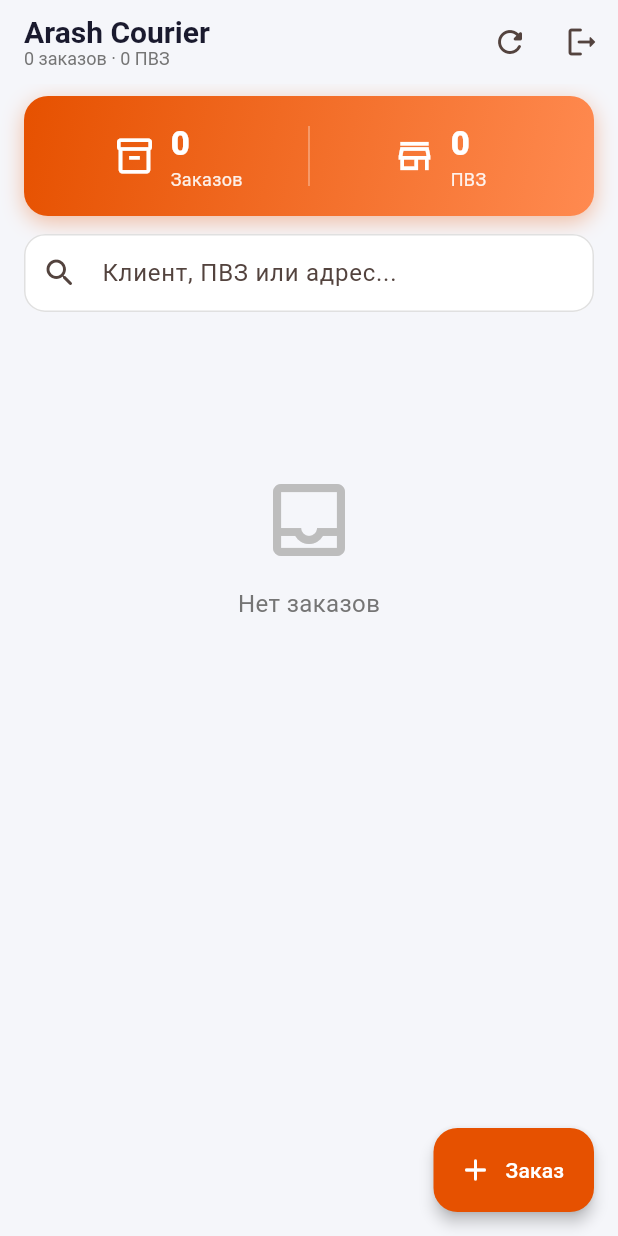
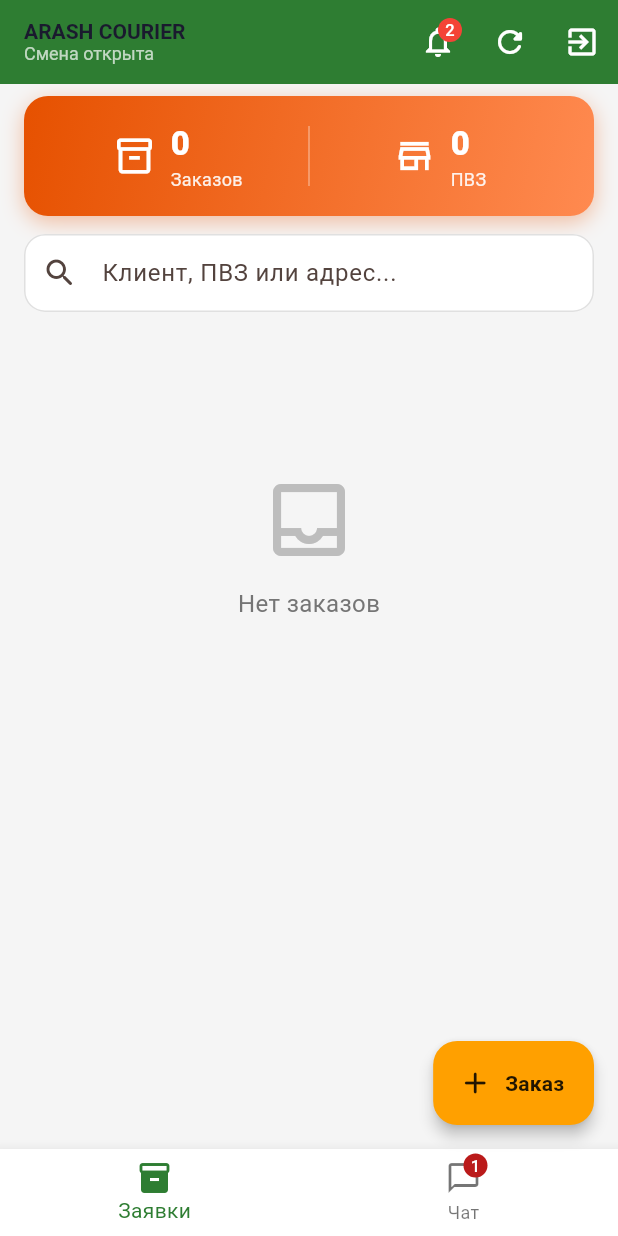
Before and after one commit to babymaxMAX/arash-courier, a Flutter app: the HomeScreen screen opened directly, on a phone screen of 412 x 824 dp. Run offline on Flutter 3.47's test engine with Material 3 defaults, Android fonts, the phone set to English and light mode, and no system bars; our stand-ins replace image_picker, supabase_flutter; missing offline and left inert: mobile_scanner; accounts and stored records are empty.

Commit message:
Add structure 1

```diff
--- a/lib/models/order_model.dart
+++ b/lib/models/order_model.dart
@@ -1,33 +1,32 @@
 // Immutable-модель одного заказа курьера (данные из Supabase / UI).
 class OrderModel {
-  final String id; // UUID или строковый id строки в таблице orders.
-  final DateTime dateCreated; // Когда заказ создан (сортировка «новые сверху»).
-  final DateTime dateUpdated; // Последнее изменение (конфликты синхронизации).
+  final String id;
+  final DateTime dateCreated;
+  final DateTime dateUpdated;
 
-  final String companyName; // Название ПВЗ / компании-отправителя.
-  final String companyAddress; // Адрес точки выдачи / сбора.
-  final String responsiblePerson; // Курьер или менеджер, закреплённый за адресом.
+  final String companyName;
+  final String companyAddress;
+  final String responsiblePerson;
 
-  final String clientName; // ФИО или имя получателя.
-  final String deliveryCity; // Город доставки (группировка на HomeScreen).
+  final String clientName;
+  final String deliveryCity;
 
-  final String pvzQrCode; // QR со склада / ПВЗ (текст или URL).
-  final String clientQrCode; // QR, отсканированный у клиента.
-  final String urlPhoto; // Публичная ссылка на фото посылки в Storage.
+  final String pvzQrCode;
+  final String clientQrCode;
+  final String urlPhoto;
 
-  final String status; // Статус на русском после _translateStatus.
-  final String? comment; // Заметка курьера (может быть null).
-  final String? cancelReason; // Причина отмены/отложения (может быть null).
+  final String status;
+  final String? comment;
+  final String? cancelReason;
 
-  final double clientPayment; // Сумма оплаты за товар.
-  final double debtAmount; // Долг клиента.
-  final double deliveryPrice; // Стоимость доставки.
-  final double pointsDeduction; // Списание бонусных баллов.
+  final double clientPayment;
+  final double debtAmount;
+  final double deliveryPrice;
+  final double pointsDeduction;
 
-  // Итог к оплате: товар + долг + доставка − баллы.
-  double get totalAmount => (clientPayment + debtAmount + deliveryPrice) - pointsDeduction;
+  double get totalAmount =>
+      (clientPayment + debtAmount + deliveryPrice) - pointsDeduction;
 
-  // Именованный конструктор: все обязательные поля через required.
   OrderModel({
     required this.id,
     required this.dateCreated,
@@ -49,7 +48,6 @@ class OrderModel {
     required this.pointsDeduction,
   });
 
-  // Копия объекта с подстановкой только переданных полей (остальные из this).
   OrderModel copyWith({
     String? id,
     DateTime? dateCreated,
@@ -92,16 +90,17 @@ class OrderModel {
     );
   }
 
-  // Фабрика: создаёт OrderModel из Map (строка JSON из PostgREST).
   factory OrderModel.fromJson(Map<String, dynamic> json) {
     return OrderModel(
-      id: json['id'] ?? 'ОШИБКА_ID',
+      id: json['id']?.toString() ?? 'ОШИБКА_ID',
       dateCreated: json['date_created'] != null
           ? DateTime.parse(json['date_created'])
           : DateTime.now(),
       dateUpdated: json['updated_at'] != null
           ? DateTime.parse(json['updated_at'])
-          : DateTime.now(),
+          : (json['date_updated'] != null
+              ? DateTime.parse(json['date_updated'])
+              : DateTime.now()),
       companyName: json['company_name'] ?? 'Неизвестная компания',
       companyAddress: json['company_address'] ?? 'Адрес не указан',
       responsiblePerson: json['responsible_person'] ?? '',
@@ -110,7 +109,7 @@ class OrderModel {
       pvzQrCode: json['pvz_qr_code'] ?? '',
       clientQrCode: json['client_qr_code'] ?? '',
       urlPhoto: json['url_photo'] ?? '',
-      status: _translateStatus(json['status'] ?? 'New'),
+      status: _translateStatus(json['status']?.toString() ?? 'New'),
       comment: json['comment'],
       cancelReason: json['cancel_reason'],
       clientPayment: (json['client_payment'] as num?)?.toDouble() ?? 0.0,
@@ -120,7 +119,6 @@ class OrderModel {
     );
   }
 
-  // Переводит английские коды статуса из БД в русские подписи для UI.
   static String _translateStatus(String englishStatus) {
     switch (englishStatus.toUpperCase()) {
       case 'READY':
@@ -153,14 +151,15 @@ class OrderModel {
       case 'POSTPONED':
         return 'Отложено';
       default:
-        if (englishStatus == 'Готово' || englishStatus == 'Отложено' || englishStatus == 'Новый') {
+        if (englishStatus == 'Готово' ||
+            englishStatus == 'Отложено' ||
+            englishStatus == 'Новый') {
           return englishStatus;
         }
         return englishStatus;
     }
   }
 
-  // Обратное преобразование модели в Map для insert/update в Supabase.
   Map<String, dynamic> toJson() {
     return {
       'id': id,
--- a/lib/screens/home_screen.dart
+++ b/lib/screens/home_screen.dart
@@ -4,6 +4,7 @@ import 'package:arash_curier/services/database_service.dart';
 import 'package:arash_curier/services/auth_service.dart';
 import 'package:arash_curier/screens/login_screen.dart';
 import 'package:arash_curier/screens/add_order_screen.dart';
+import 'package:arash_curier/screens/chat_screen.dart';
 import 'package:arash_curier/utils/order_grouping.dart';
 import 'package:arash_curier/utils/app_snackbar.dart';
 import 'package:arash_curier/widgets/home/pvz_folder_card.dart';
@@ -21,6 +22,7 @@ class _HomeScreenState extends State<HomeScreen> {
   Map<String, List<OrderModel>>? _allOrders;
   bool _isLoading = true;
   String _userRole = 'courier';
+  int _currentIndex = 0; // Индекс для нижнего меню
 
   int get _totalOrders {
     final orders = _allOrders;
@@ -118,45 +120,48 @@ class _HomeScreenState extends State<HomeScreen> {
   @override
   Widget build(BuildContext context) {
     final filtered = filterOrdersBySearch(_allOrders ?? {}, _searchQuery);
-    final folderCount = filtered.length;
-    final orderCount = filtered.values.fold(0, (s, l) => s + l.length);
+
+    // Цвет бренда ПВЗ из ТЗ
+    const Color brandGreen = Color(0xFF2E7D32);
 
     return Scaffold(
+      backgroundColor: const Color(0xFFF5F5F5),
       appBar: AppBar(
-        title: Column(
+        backgroundColor: brandGreen,
+        foregroundColor: Colors.white,
+        elevation: 0,
+        title: const Column(
           crossAxisAlignment: CrossAxisAlignment.start,
           children: [
-            const Text('Arash Courier'),
-            if (!_isLoading)
-              Text(
-                '$orderCount заказов · $folderCount ПВЗ',
-                style: TextStyle(
-                  fontSize: 12,
-                  fontWeight: FontWeight.w400,
-                  color: Colors.grey.shade600,
-                ),
-              ),
+            Text('ARASH COURIER', style: TextStyle(fontSize: 14, fontWeight: FontWeight.bold)),
+            Text('Смена открыта', style: TextStyle(fontSize: 12, fontWeight: FontWeight.w400, color: Colors.white70)),
           ],
         ),
         actions: [
           IconButton(
+            icon: const Badge(
+              label: Text('2'),
+              backgroundColor: Colors.red,
+              child: Icon(Icons.notifications_none, color: Colors.white),
+            ),
+            onPressed: () {
+              // Будущий экран уведомлений
+            },
+          ),
+          IconButton(
             onPressed: _isLoading ? null : _refreshOrders,
-            icon: const Icon(Icons.refresh_rounded),
+            icon: const Icon(Icons.refresh_rounded, color: Colors.white),
             tooltip: 'Обновить',
           ),
           IconButton(
             onPressed: _confirmLogout,
-            icon: const Icon(Icons.logout_rounded),
+            icon: const Icon(Icons.exit_to_app, color: Colors.white),
             tooltip: 'Выйти',
           ),
         ],
       ),
-      floatingActionButton: FloatingActionButton.extended(
-        onPressed: _openAddOrder,
-        icon: const Icon(Icons.add_rounded),
-        label: const Text('Заказ'),
-      ),
-      body: _isLoading
+      body: _currentIndex == 0
+          ? _isLoading
               ? const Center(child: CircularProgressIndicator())
               : Column(
                   children: [
@@ -170,6 +175,12 @@ class _HomeScreenState extends State<HomeScreen> {
                         controller: _searchController,
                         decoration: InputDecoration(
                           hintText: 'Клиент, ПВЗ или адрес...',
+                          fillColor: Colors.white,
+                          filled: true,
+                          border: OutlineInputBorder(
+                            borderRadius: BorderRadius.circular(12),
+                            borderSide: BorderSide.none,
+                          ),
                           prefixIcon: const Icon(Icons.search_rounded),
                           suffixIcon: _searchQuery.isNotEmpty
                               ? IconButton(
@@ -238,7 +249,42 @@ class _HomeScreenState extends State<HomeScreen> {
                             ),
                     ),
                   ],
+                )
+          : const ChatScreen(),
+      bottomNavigationBar: BottomNavigationBar(
+        currentIndex: _currentIndex,
+        selectedItemColor: brandGreen,
+        backgroundColor: Colors.white,
+        elevation: 8,
+        onTap: (index) {
+          setState(() {
+            _currentIndex = index;
+          });
+        },
+        items: const [
+          BottomNavigationBarItem(
+            icon: Icon(Icons.inventory_2_outlined),
+            activeIcon: Icon(Icons.inventory_2),
+            label: 'Заявки',
           ),
+          BottomNavigationBarItem(
+            icon: Badge(
+              label: Text('1'),
+              child: Icon(Icons.chat_bubble_outline),
+            ),
+            activeIcon: Icon(Icons.chat_bubble),
+            label: 'Чат',
+          ),
+        ],
+      ),
+      floatingActionButton: _currentIndex == 0
+          ? FloatingActionButton.extended(
+              onPressed: _openAddOrder,
+              backgroundColor: Colors.amber[700],
+              icon: const Icon(Icons.add_rounded, color: Colors.black87),
+              label: const Text('Заказ', style: TextStyle(color: Colors.black87, fontWeight: FontWeight.bold)),
+            )
+          : null,
     );
   }
 }
--- a/pubspec.yaml
+++ b/pubspec.yaml
@@ -13,8 +13,6 @@ dependencies:
   flutter:
     sdk: flutter
 
-
-
   cupertino_icons: ^1.0.8
 
   supabase_flutter: ^2.12.4
@@ -24,8 +22,6 @@ dependencies:
 dev_dependencies:
   flutter_test:
     sdk: flutter
-
-
   flutter_lints: ^6.0.0
 
 flutter:
```
Also changed, not shown: lib/dialogs/order_payment_dialog.dart (+38 -25 lines), lib/screens/chat_screen.dart (added, +26 -0 lines), lib/services/database_service.dart (+15 -0 lines), lib/widgets/home/order_tile_widget.dart (+161 -249 lines). Lines whose indentation alone changed are shown as unchanged.
